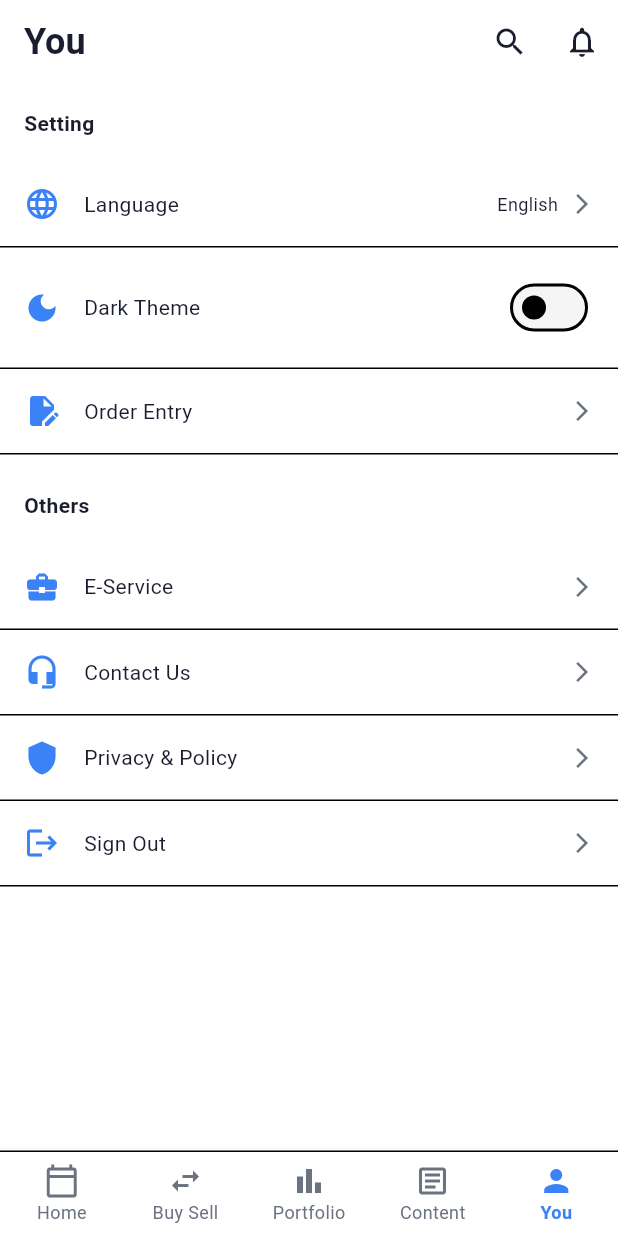
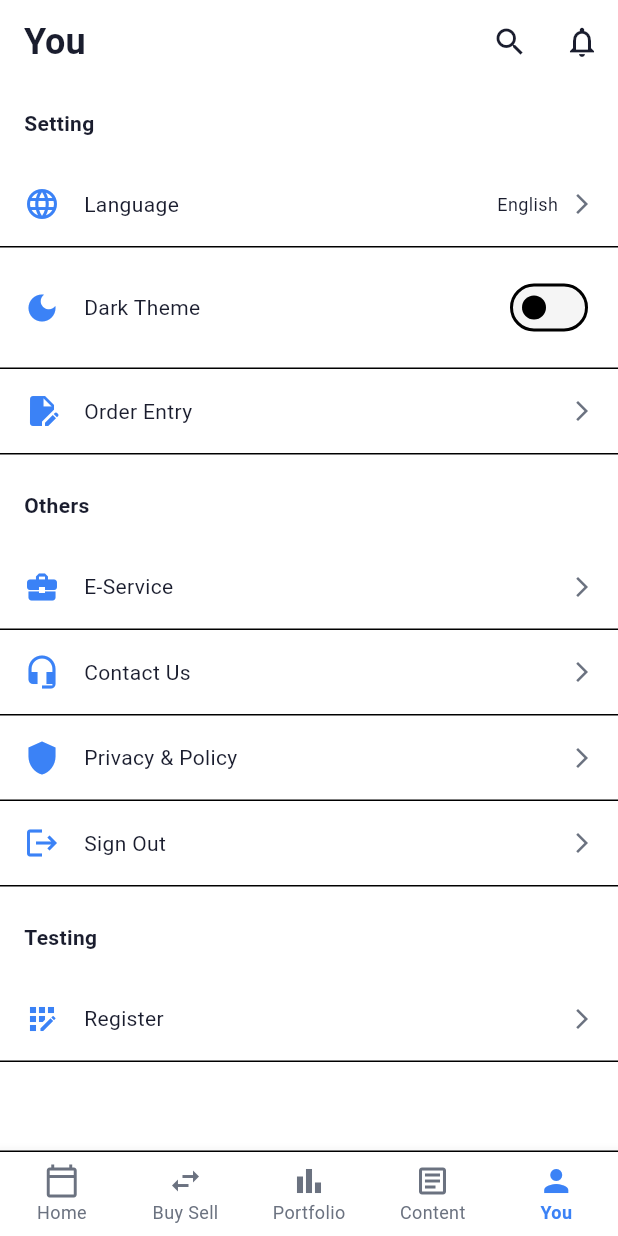
Before and after one commit to RievoCante/lib-light, a Flutter app: the SettingsPage screen opened by its route, on a phone screen of 412 x 824 dp. Run offline on Flutter 3.47's test engine with Material 3 defaults, Android fonts, the phone set to English and light mode, and no system bars; our stand-ins replace equatable, firebase_core, flutter_riverpod, flutter_secure_storage, go_router, shared_preferences and 2 more; accounts and stored records are empty.

```diff
--- a/lib/localization/app_localizations.dart
+++ b/lib/localization/app_localizations.dart
@@ -110,6 +110,8 @@ class AppLocalizations {
   String get volumePlaceholder => translate('volume_placeholder');
   String get pricePlaceholder => translate('price_placeholder');
   String get pinPlaceholder => translate('pin_placeholder');
+  String get testing => translate('testing');
+  String get register => translate('register');
 
   bool get isThaiLanguage => locale.languageCode == 'th';
 }
--- a/lib/localization/en.json
+++ b/lib/localization/en.json
@@ -74,5 +74,7 @@
   "thai_notice": "If you have problems entering the Thai stock trading system via the app, please contact 02-028-7441 ext 1",
   "volume_placeholder": "Volume ...",
   "price_placeholder": "Price ...",
-  "pin_placeholder": "PIN ..."
+  "pin_placeholder": "PIN ...",
+  "testing": "Testing",
+  "register": "Register"
 }
--- a/lib/localization/th.json
+++ b/lib/localization/th.json
@@ -74,5 +74,7 @@
   "thai_notice": "หากมีปัญหาในการส่งคำสั่งซื้อขายกรุณาติดต่อ 02-028-7441 ถด 1",
   "volume_placeholder": "จำนวน ...",
   "price_placeholder": "ราคา ...",
-  "pin_placeholder": "PIN ..."
+  "pin_placeholder": "PIN ...",
+  "testing": "การทดสอบ",
+  "register": "ลงทะเบียน"
 }
--- a/lib/presentation/screens/settings/settings_page.dart
+++ b/lib/presentation/screens/settings/settings_page.dart
@@ -6,6 +6,7 @@ import '../../../core/constants/app_text_styles.dart';
 import '../../../localization/app_localizations.dart';
 import '../../providers/auth_provider.dart';
 import '../../providers/settings_provider.dart';
+import '../webview/webview_page.dart';
 
 class SettingsPage extends ConsumerWidget {
   const SettingsPage({super.key});
@@ -164,6 +165,44 @@ class SettingsPage extends ConsumerWidget {
               _showLogoutDialog(context, ref, l10n);
             },
           ),
+
+          const SizedBox(height: 24),
+
+          // Testing section
+          Padding(
+            padding: const EdgeInsets.symmetric(horizontal: 16),
+            child: Text(
+              l10n.testing,
+              style: AppTextStyles.bodyMedium.copyWith(
+                fontWeight: FontWeight.bold,
+              ),
+            ),
+          ),
+
+          const SizedBox(height: 16),
+
+          // Register (Testing)
+          _SettingTile(
+            icon: Icons.app_registration,
+            title: l10n.register,
+            trailing: Icon(
+              Icons.arrow_forward_ios,
+              size: 16,
+              color: Theme.of(context).textTheme.bodySmall?.color,
+            ),
+            onTap: () {
+              Navigator.push(
+                // open a new screen
+                context,
+                MaterialPageRoute(
+                  builder: (context) => WebViewPage(
+                    url: 'https://ndid.liberator.co.th/openaccount/authen',
+                    title: l10n.register,
+                  ),
+                ),
+              );
+            },
+          ),
         ],
       ),
     );
--- a/pubspec.yaml
+++ b/pubspec.yaml
@@ -63,6 +63,9 @@ dependencies:
   cupertino_icons: ^1.0.8
   firebase_core: ^4.2.0
 
+  # WebView
+  webview_flutter: ^4.4.2
+
 dev_dependencies:
   flutter_test:
     sdk: flutter
```
Also changed, not shown: lib/presentation/screens/webview/webview_page.dart (added, +74 -0 lines), pubspec.lock, 5 other files.
